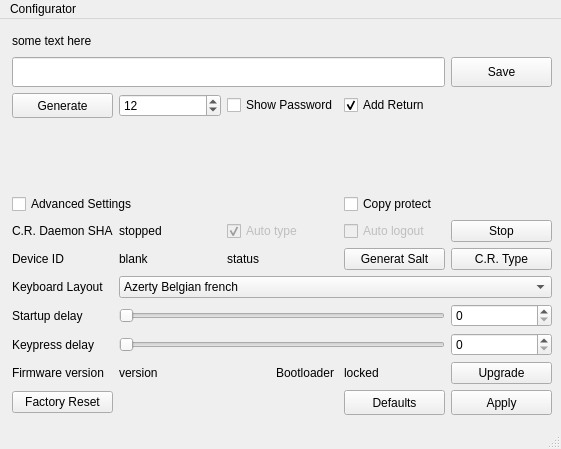
Qt form anykey.ui (w-A-L-L-e/anykey-configurator) before a commit.
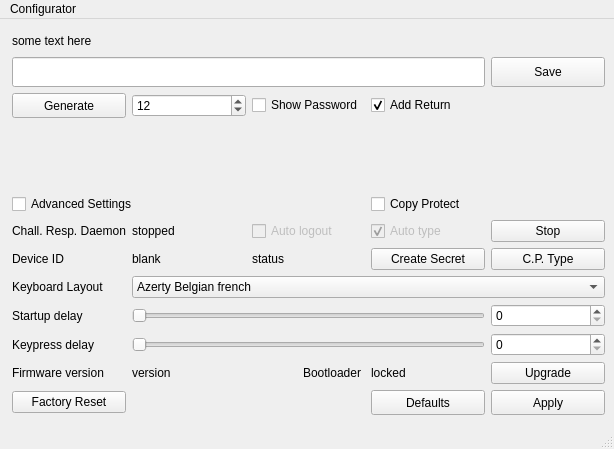
The same form after that commit.

Commit message: changed labels and removed copy protect checkbox for now (hide it until next release).

Diff of the .ui file:
```diff
--- a/anykey.ui
+++ b/anykey.ui
@@ -6,7 +6,7 @@
    <rect>
     <x>0</x>
     <y>0</y>
-    <width>561</width>
+    <width>614</width>
     <height>449</height>
    </rect>
   </property>
@@ -110,7 +110,7 @@
       <item row="5" column="0">
        <widget class="QLabel" name="daemonLabel">
         <property name="text">
-         <string>C.R. Daemon SHA</string>
+         <string>Chall. Resp. Daemon</string>
         </property>
        </widget>
       </item>
@@ -310,7 +310,7 @@
       <item row="4" column="3">
        <widget class="QCheckBox" name="copyProtectToggle">
         <property name="text">
-         <string>Copy protect</string>
+         <string>Copy Protect</string>
         </property>
        </widget>
       </item>
@@ -354,19 +354,6 @@
         </property>
        </widget>
       </item>
-      <item row="5" column="2">
-       <widget class="QCheckBox" name="daemonAutoType">
-        <property name="enabled">
-         <bool>false</bool>
-        </property>
-        <property name="text">
-         <string>Auto type</string>
-        </property>
-        <property name="checked">
-         <bool>true</bool>
-        </property>
-       </widget>
-      </item>
       <item row="2" column="2">
        <widget class="QCheckBox" name="showPassword">
         <property name="minimumSize">
@@ -425,7 +412,7 @@
       <item row="6" column="3">
        <widget class="QPushButton" name="updateSaltButton">
         <property name="text">
-         <string>Generat Salt</string>
+         <string>Create Secret</string>
         </property>
        </widget>
       </item>
@@ -506,7 +493,27 @@
         </property>
        </widget>
       </item>
+      <item row="6" column="4">
+       <widget class="QPushButton" name="typeButton">
+        <property name="text">
+         <string>C.P. Type</string>
+        </property>
+       </widget>
+      </item>
       <item row="5" column="3">
+       <widget class="QCheckBox" name="daemonAutoType">
+        <property name="enabled">
+         <bool>false</bool>
+        </property>
+        <property name="text">
+         <string>Auto type</string>
+        </property>
+        <property name="checked">
+         <bool>true</bool>
+        </property>
+       </widget>
+      </item>
+      <item row="5" column="2">
        <widget class="QCheckBox" name="daemonAutoLock">
         <property name="enabled">
          <bool>false</bool>
@@ -516,13 +523,6 @@
         </property>
        </widget>
       </item>
-      <item row="6" column="4">
-       <widget class="QPushButton" name="typeButton">
-        <property name="text">
-         <string>C.R. Type</string>
-        </property>
-       </widget>
-      </item>
      </layout>
     </item>
    </layout>
@@ -532,8 +532,8 @@
     <rect>
      <x>0</x>
      <y>0</y>
-     <width>561</width>
-     <height>21</height>
+     <width>614</width>
+     <height>22</height>
     </rect>
    </property>
    <widget class="QMenu" name="menuAnyKey">
```
The commit also changes 1 other file.
